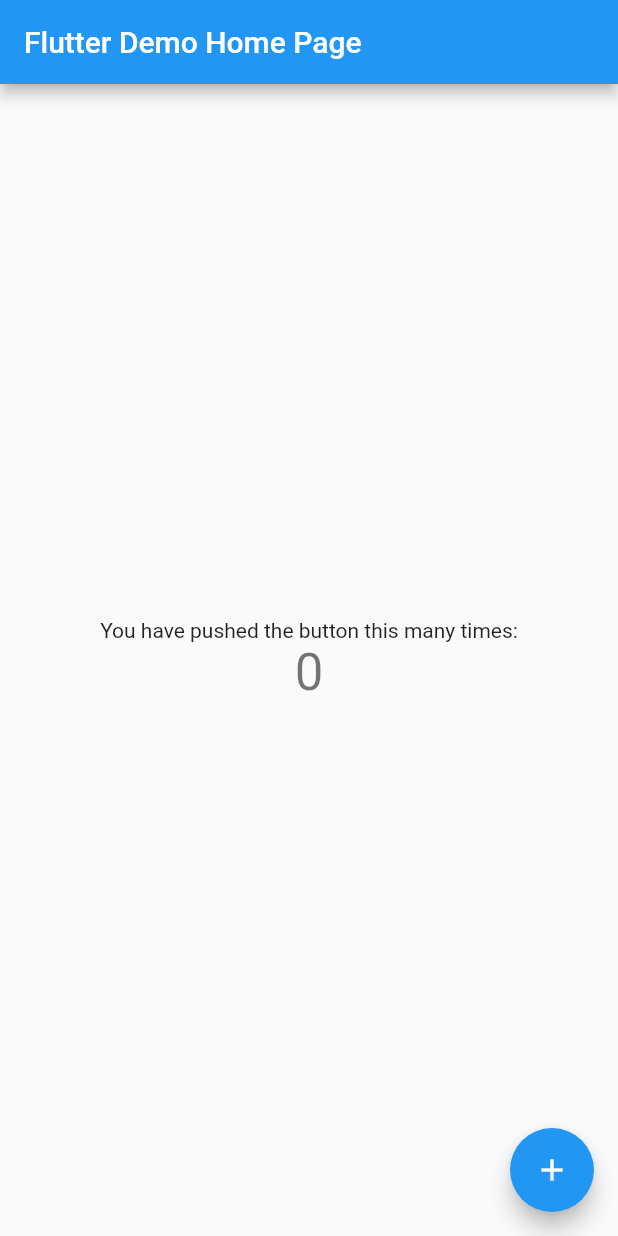
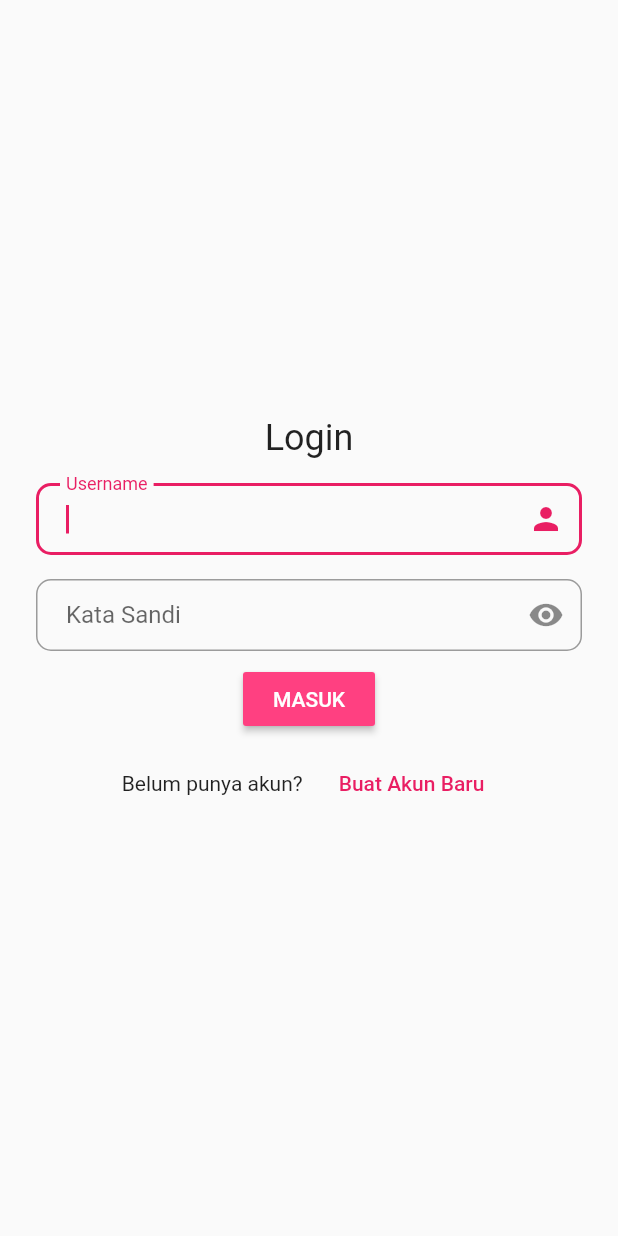
Before and after one commit to muhamistau/Kripto-App, a Flutter app: the screen it shows after launch, on a phone screen of 412 x 824 dp. Run offline on Flutter 3.47's test engine with Material 2 defaults, Android fonts, the phone set to English and light mode, and no system bars.

Commit message:
Layout Building

```diff
--- a/lib/main.dart
+++ b/lib/main.dart
@@ -1,42 +1,25 @@
 import 'package:flutter/material.dart';
+import 'home.dart';
+import 'signup.dart';
 
 void main() => runApp(MyApp());
 
 class MyApp extends StatelessWidget {
-  // This widget is the root of your application.
   @override
   Widget build(BuildContext context) {
     return MaterialApp(
-      title: 'Flutter Demo',
+      title: 'Romansa Chat',
       theme: ThemeData(
-        // This is the theme of your application.
-        //
-        // Try running your application with "flutter run". You'll see the
-        // application has a blue toolbar. Then, without quitting the app, try
-        // changing the primarySwatch below to Colors.green and then invoke
-        // "hot reload" (press "r" in the console where you ran "flutter run",
-        // or simply save your changes to "hot reload" in a Flutter IDE).
-        // Notice that the counter didn't reset back to zero; the application
-        // is not restarted.
-        primarySwatch: Colors.blue,
+        primarySwatch: Colors.pink,
+        accentColor: Colors.pinkAccent
       ),
-      home: MyHomePage(title: 'Flutter Demo Home Page'),
+      home: MyHomePage(title: 'Romansa Chat'),
     );
   }
 }
 
 class MyHomePage extends StatefulWidget {
   MyHomePage({Key key, this.title}) : super(key: key);
-
-  // This widget is the home page of your application. It is stateful, meaning
-  // that it has a State object (defined below) that contains fields that affect
-  // how it looks.
-
-  // This class is the configuration for the state. It holds the values (in this
-  // case the title) provided by the parent (in this case the App widget) and
-  // used by the build method of the State. Fields in a Widget subclass are
-  // always marked "final".
-
   final String title;
 
   @override
@@ -44,68 +27,135 @@ class MyHomePage extends StatefulWidget {
 }
 
 class _MyHomePageState extends State<MyHomePage> {
-  int _counter = 0;
+  bool _obscureText = true;
+  var _iconVisibility = Icons.visibility;
 
-  void _incrementCounter() {
+  void _toggle() {
     setState(() {
-      // This call to setState tells the Flutter framework that something has
-      // changed in this State, which causes it to rerun the build method below
-      // so that the display can reflect the updated values. If we changed
-      // _counter without calling setState(), then the build method would not be
-      // called again, and so nothing would appear to happen.
-      _counter++;
+      _obscureText = !_obscureText;
+      if(_obscureText) {
+        _iconVisibility = Icons.visibility;
+      } else {
+        _iconVisibility = Icons.visibility_off;
+      }
     });
   }
 
   @override
   Widget build(BuildContext context) {
-    // This method is rerun every time setState is called, for instance as done
-    // by the _incrementCounter method above.
-    //
-    // The Flutter framework has been optimized to make rerunning build methods
-    // fast, so that you can just rebuild anything that needs updating rather
-    // than having to individually change instances of widgets.
     return Scaffold(
-      appBar: AppBar(
-        // Here we take the value from the MyHomePage object that was created by
-        // the App.build method, and use it to set our appbar title.
-        title: Text(widget.title),
-      ),
+      resizeToAvoidBottomPadding: false,
       body: Center(
-        // Center is a layout widget. It takes a single child and positions it
-        // in the middle of the parent.
-        child: Column(
-          // Column is also layout widget. It takes a list of children and
-          // arranges them vertically. By default, it sizes itself to fit its
-          // children horizontally, and tries to be as tall as its parent.
-          //
-          // Invoke "debug painting" (press "p" in the console, choose the
-          // "Toggle Debug Paint" action from the Flutter Inspector in Android
-          // Studio, or the "Toggle Debug Paint" command in Visual Studio Code)
-          // to see the wireframe for each widget.
-          //
-          // Column has various properties to control how it sizes itself and
-          // how it positions its children. Here we use mainAxisAlignment to
-          // center the children vertically; the main axis here is the vertical
-          // axis because Columns are vertical (the cross axis would be
-          // horizontal).
-          mainAxisAlignment: MainAxisAlignment.center,
-          children: <Widget>[
-            Text(
-              'You have pushed the button this many times:',
-            ),
-            Text(
-              '$_counter',
-              style: Theme.of(context).textTheme.display1,
-            ),
-          ],
+        child: Padding(
+          padding: EdgeInsets.all(16.0),
+          child: Column(
+            mainAxisAlignment: MainAxisAlignment.center,
+            crossAxisAlignment: CrossAxisAlignment.center,
+            children: <Widget>[
+              Padding(
+                padding: EdgeInsets.all(8.0),
+                child: Text(
+                  "Login",
+                  style: TextStyle(
+                    fontSize: 24.0
+                  ),
+                ),
+              ),
+              Padding(
+                padding: EdgeInsets.all(8.0),
+                child: TextFormField(
+                  autofocus: true,
+                  style: TextStyle(
+                    // fontFamily: 'MyriadPro',
+                    color: Colors.pink,
+                  ),
+                  keyboardType: TextInputType.number,
+                  decoration: InputDecoration(
+                    labelText: 'Username',
+                    contentPadding: EdgeInsets.fromLTRB(20.0, 10.0, 20.0, 10.0),
+                    border: OutlineInputBorder(
+                      borderRadius: BorderRadius.circular(10.0),
+                      borderSide: BorderSide(color: Colors.white)
+                    ),
+                    suffixIcon: Icon(Icons.person),
+                  ),
+                ),
+              ),
+              Padding(
+                padding: EdgeInsets.all(8.0),
+                child: TextFormField(
+                  autofocus: false,
+                  style: TextStyle(
+                    // fontFamily: 'MyriadPro',
+                    color: Colors.pink,
+                  ),
+                  obscureText: _obscureText,
+                  decoration: InputDecoration(
+                    labelText: 'Kata Sandi',
+                    contentPadding: EdgeInsets.fromLTRB(20.0, 10.0, 20.0, 10.0),
+                    border: OutlineInputBorder(
+                      borderRadius: BorderRadius.circular(10.0),
+                    ),
+                    suffixIcon: IconButton(
+                      icon: Icon(_iconVisibility),
+                      onPressed: () {
+                        _toggle();
+                      },
+                    ),
+                  ),
+                ),
+              ),
+              MaterialButton(
+                color: Colors.pinkAccent,
+                child: Text(
+                  "MASUK",
+                  style: TextStyle(
+                    color: Colors.white,
+                  ),
+                ),
+                onPressed: (){
+                  Navigator.push(
+                    context,
+                    MaterialPageRoute(
+                      builder: (BuildContext context) => Home(),
+                    )
+                  );
+                },
+              ),
+              Padding(
+                padding: EdgeInsets.all(8.0),
+                child: Row(
+                  mainAxisAlignment: MainAxisAlignment.center,
+                  crossAxisAlignment: CrossAxisAlignment.center,
+                  children: <Widget>[
+                    Padding(
+                      padding: EdgeInsets.all(8.0),
+                      child: Text("Belum punya akun?"),
+                    ),
+                    FlatButton(
+                      child: Text(
+                        "Buat Akun Baru",
+                        style: TextStyle(
+                          color: Colors.pink,
+                        ),
+                      ),
+                      splashColor: Colors.pinkAccent,
+                      onPressed: (){
+                        Navigator.push(
+                          context,
+                          MaterialPageRoute(
+                            builder: (BuildContext context) => SignUp(),
+                          )
+                        );
+                      },
+                    ),
+                  ],
+                ),
+              ),
+            ],
+          ),
         ),
       ),
-      floatingActionButton: FloatingActionButton(
-        onPressed: _incrementCounter,
-        tooltip: 'Increment',
-        child: Icon(Icons.add),
-      ), // This trailing comma makes auto-formatting nicer for build methods.
     );
   }
 }
```
Also changed, not shown: lib/home.dart (added, +26 -0 lines), lib/signup.dart (added, +26 -0 lines).
